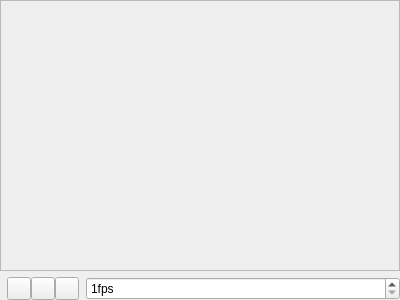
jedrzejowski/sokar-app, file src/dicomview/framechooser.ui: the form before one commit.
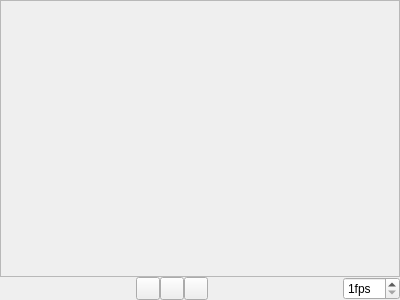
The form after the commit. Icons and pictures are not drawn.

Diff of the .ui file:
```diff
--- a/src/dicomview/framechooser.ui
+++ b/src/dicomview/framechooser.ui
@@ -14,6 +14,9 @@
             <string>Form</string>
         </property>
         <layout class="QVBoxLayout" name="f">
+            <property name="spacing">
+                <number>0</number>
+            </property>
             <property name="leftMargin">
                 <number>0</number>
             </property>
@@ -37,7 +40,7 @@
                                 <x>0</x>
                                 <y>0</y>
                                 <width>398</width>
-                                <height>262</height>
+                                <height>272</height>
                             </rect>
                         </property>
                     </widget>
@@ -66,6 +69,12 @@
                                 <property name="orientation">
                                     <enum>Qt::Horizontal</enum>
                                 </property>
+                                <property name="sizeHint" stdset="0">
+                                    <size>
+                                        <width>0</width>
+                                        <height>0</height>
+                                    </size>
+                                </property>
                             </spacer>
                         </item>
                         <item>
@@ -90,6 +99,12 @@
                                 <property name="orientation">
                                     <enum>Qt::Horizontal</enum>
                                 </property>
+                                <property name="sizeHint" stdset="0">
+                                    <size>
+                                        <width>0</width>
+                                        <height>0</height>
+                                    </size>
+                                </property>
                             </spacer>
                         </item>
                         <item>
```
Left out of the diff: 8 changed lines with no effect on the pictures.
